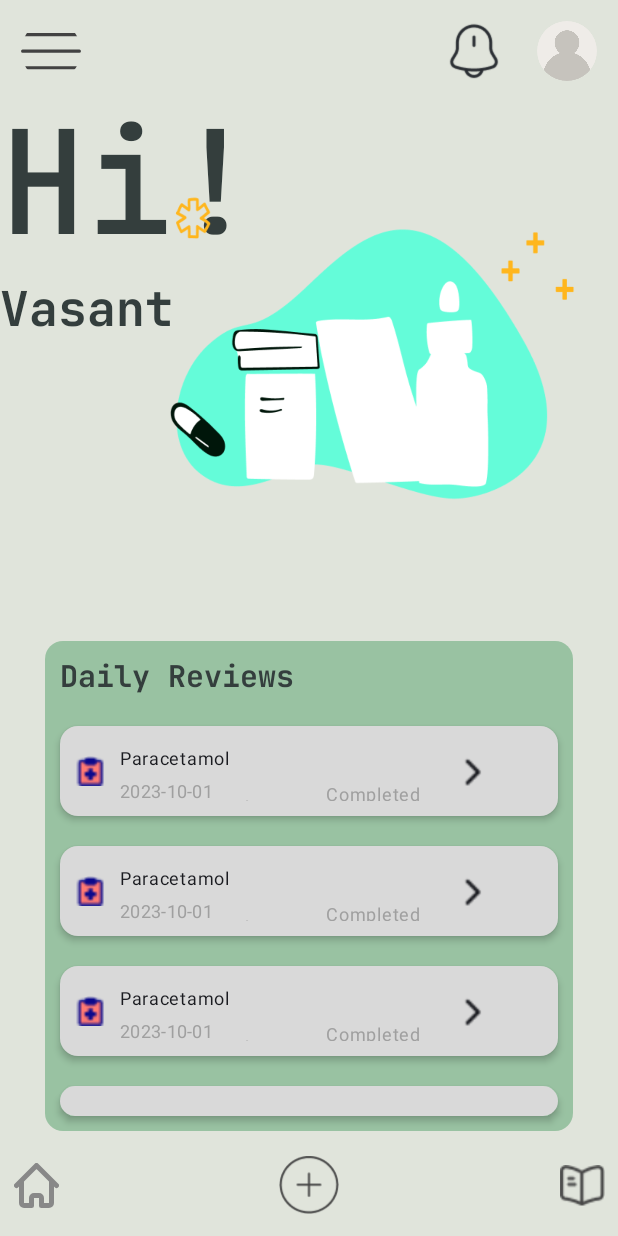
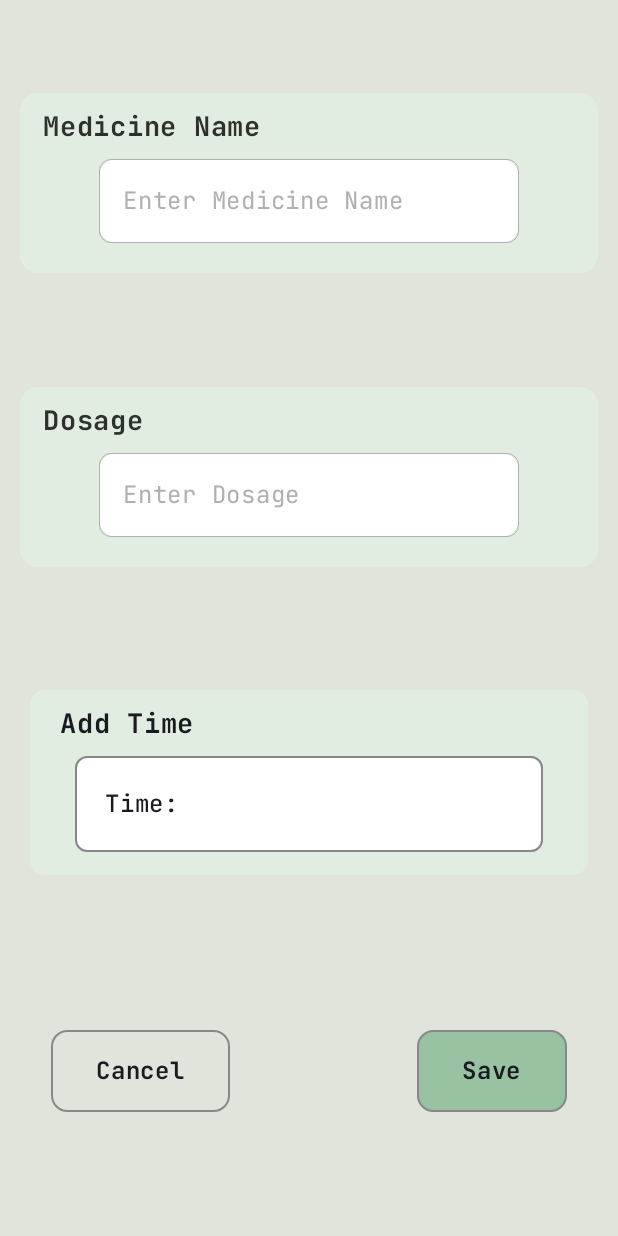
Before and after one commit to Vasant-rawat/DoseFlow, an Android app built with Jetpack Compose: the screen it shows after launch (MainActivity), on a phone screen of 412 x 824 dp. Run offline under Robolectric (Android 15) with nearby library versions, the phone set to English and light mode, and no system bars.

Commit message:
feat: add AddMedsScreen with time picker and input fields

```diff
--- a/app/src/main/java/com/vasant/pillpal/MainActivity.kt
+++ b/app/src/main/java/com/vasant/pillpal/MainActivity.kt
@@ -11,6 +11,8 @@ import androidx.compose.material3.Text
 import androidx.compose.runtime.Composable
 import androidx.compose.ui.Modifier
 import androidx.compose.ui.tooling.preview.Preview
+import com.vasant.pillpal.ui.screens.AddMedsScreen
+import com.vasant.pillpal.ui.screens.AddMedsScreenPill
 import com.vasant.pillpal.ui.screens.HomeScreen
 import com.vasant.pillpal.ui.theme.PillPalTheme
 
@@ -20,7 +22,7 @@ class MainActivity : ComponentActivity() {
         enableEdgeToEdge()
         setContent {
             PillPalTheme {
-                HomeScreen()
+                AddMedsScreen()
                 }
             }
         }
--- /dev/null
+++ b/app/src/main/java/com/vasant/pillpal/ui/screens/AddMedsScreen.kt
@@ -0,0 +1,260 @@
+package com.vasant.pillpal.ui.screens
+
+import android.icu.util.Calendar
+import androidx.compose.foundation.background
+import androidx.compose.foundation.border
+import androidx.compose.foundation.clickable
+import androidx.compose.foundation.layout.Arrangement
+import androidx.compose.foundation.layout.Box
+import androidx.compose.foundation.layout.Column
+import androidx.compose.foundation.layout.IntrinsicSize
+import androidx.compose.foundation.layout.Row
+import androidx.compose.foundation.layout.Spacer
+import androidx.compose.foundation.layout.fillMaxSize
+import androidx.compose.foundation.layout.fillMaxWidth
+import androidx.compose.foundation.layout.padding
+import androidx.compose.foundation.layout.width
+import androidx.compose.foundation.shape.RoundedCornerShape
+import androidx.compose.material3.Card
+import androidx.compose.material3.CardDefaults
+import androidx.compose.material3.ExperimentalMaterial3Api
+import androidx.compose.material3.MaterialTheme
+import androidx.compose.material3.Scaffold
+import androidx.compose.material3.Surface
+import androidx.compose.material3.Text
+import androidx.compose.material3.TextButton
+import androidx.compose.material3.TextField
+import androidx.compose.material3.TextFieldDefaults
+import androidx.compose.material3.TimePicker
+import androidx.compose.material3.rememberTimePickerState
+import androidx.compose.runtime.Composable
+import androidx.compose.runtime.getValue
+import androidx.compose.runtime.mutableStateOf
+import androidx.compose.runtime.remember
+import androidx.compose.runtime.setValue
+import androidx.compose.ui.Alignment
+import androidx.compose.ui.Modifier
+import androidx.compose.ui.draw.clip
+import androidx.compose.ui.graphics.Color
+import androidx.compose.ui.text.font.FontWeight
+import androidx.compose.ui.tooling.preview.Preview
+import androidx.compose.ui.unit.dp
+import androidx.compose.ui.unit.sp
+import androidx.compose.ui.window.Dialog
+import com.vasant.pillpal.ui.theme.BackgroundColor
+import com.vasant.pillpal.ui.theme.SecondaryContainerColor
+import com.vasant.pillpal.ui.theme.jetbrainFamily
+import com.vasant.pillpal.ui.theme.pillColor
+
+@Preview
+@Composable
+fun AddMedsScreen() {
+    Scaffold { paddingValues ->
+        Column(
+            modifier = Modifier
+                .padding(paddingValues)
+                .background(BackgroundColor)
+                .fillMaxSize(),
+            verticalArrangement = Arrangement.SpaceEvenly
+        ) {
+            AddMedsScreenPill(title = "Medicine Name")
+            AddMedsScreenPill(title = "Dosage")
+            AddTimePill()
+            Row {
+                CustomButton(title = "Cancel", onClick = {}, Color.Transparent)
+                Spacer(modifier = Modifier.weight(1f))
+                CustomButton(title = "Save", onClick = {}, SecondaryContainerColor)
+            }
+        }
+    }
+}
+
+@Composable
+fun AddTimePill(
+) {
+    var showTimePicker by remember { mutableStateOf(false) }
+    var Time by remember { mutableStateOf(" ") }
+    Box(
+        modifier = Modifier
+            .padding(20.dp)
+            .clip(RoundedCornerShape(10.dp))
+            .fillMaxWidth()
+            .background(pillColor)
+            .clickable(
+                onClick = { showTimePicker = true }
+            )
+            .background(shape = RoundedCornerShape(13.dp), color = pillColor)) {
+        Column {
+            Text(
+                modifier = Modifier.padding(start = 20.dp, top = 10.dp, bottom = 10.dp),
+                text = "Add Time",
+                fontFamily = jetbrainFamily,
+                fontWeight = FontWeight.Bold,
+                fontSize = 18.sp
+            )
+            Card(
+                modifier = Modifier
+                    .padding(start = 30.dp, end = 30.dp, bottom = 15.dp)
+
+                    .border(
+                        width = 1.dp,
+                        color = Color.Gray,
+                        shape = RoundedCornerShape(8.dp)
+                    )
+            ) {
+                Row(
+                    modifier = Modifier
+                        .background(Color.White)
+                        .padding(10.dp)
+                        .fillMaxWidth()
+                ) {
+                    Text(
+                        text = "Time: $Time",
+                        fontFamily = jetbrainFamily,
+                        fontWeight = FontWeight.Medium,
+                        fontSize = 16.sp,
+                        modifier = Modifier.padding(10.dp),
+                    )
+                }
+            }
+        }
+        if (showTimePicker) {
+            AddTimePickerDialog(
+                onConfirm = { hour, minute ->
+                    Time = String.format("%02d:%02d", hour, minute)
+                    showTimePicker = false
+                },
+                onDisMiss = {
+                    showTimePicker = false
+                }
+            )
+        }
+    }
+}
+
+
+@Composable
+
+fun AddMedsScreenPill(
+    title: String,
+) {
+    var value by remember { mutableStateOf("") }
+    Card(
+        Modifier
+            .fillMaxWidth()
+            .padding(13.dp), colors = CardDefaults.cardColors(
+            containerColor = pillColor
+        )
+    ) {
+        // Show the time picker dialog if Addtime is true
+        Column(modifier = Modifier.padding(bottom = 10.dp)) {
+
+            Row(
+                modifier = Modifier
+                    .padding(start = 15.dp, end = 10.dp, top = 10.dp)
+                    .fillMaxWidth()
+            ) {
+                Text(
+                    text = title,
+                    fontFamily = jetbrainFamily,
+                    modifier = Modifier,
+                    color = Color.Black.copy(alpha = 0.8f),
+                    fontWeight = FontWeight.SemiBold,
+                    fontSize = 18.sp
+                )
+            }
+        }
+        Card(
+            modifier = Modifier
+                .padding(bottom = 20.dp)
+                .border(
+                    width = 0.dp, color = Color(0xFFB0B0B0), shape = RoundedCornerShape(8.dp)
+                )
+                .align(Alignment.CenterHorizontally),
+            colors = CardDefaults.cardColors(containerColor = Color(0xFFF5F7F8))
+        ) {
+            TextField(
+                value,
+                onValueChange = { value = it },
+                textStyle = MaterialTheme.typography.bodyMedium,
+                modifier = Modifier
+                    .background(Color.White),
+                colors = TextFieldDefaults.colors(
+                    focusedIndicatorColor = Color.Transparent,
+                    unfocusedIndicatorColor = Color.Transparent,
+                    focusedContainerColor = Color.Transparent,
+                    unfocusedContainerColor = Color.Transparent,
+                    cursorColor = Color(0xFF000000),
+                    disabledIndicatorColor = Color.Transparent
+                ),
+                placeholder = {
+                    Text(
+                        text = "Enter $title",
+                        fontFamily = jetbrainFamily,
+                        color = Color(0xFFB0B0B0)
+                    )
+                })
+        }
+    }
+}
+
+
+@OptIn(ExperimentalMaterial3Api::class)
+@Composable
+fun AddTimePickerDialog(
+    onConfirm: (hour: Int, minute: Int) -> Unit = { _, _ -> },
+    onDisMiss: () -> Unit,
+) {
+    val currentTime = Calendar.getInstance()
+    val pickerState = rememberTimePickerState(
+        initialHour = currentTime.get(Calendar.HOUR_OF_DAY),
+        initialMinute = currentTime.get(Calendar.MINUTE),
+        is24Hour = false
+    )
+    Dialog(onDismissRequest = { onDisMiss() }) {
+        Surface(shape = MaterialTheme.shapes.extraLarge, tonalElevation = 10.dp) {
+            Column {
+                TimePicker(state = pickerState)
+                Row(
+                    modifier = Modifier
+                        .width(IntrinsicSize.Min)
+                        .fillMaxWidth(),
+                    verticalAlignment = Alignment.CenterVertically
+                ) {
+                    TextButton(onClick = { onDisMiss() }) { Text("Cancel") }
+                    Spacer(modifier = Modifier.weight(1f))
+                    TextButton(onClick = {
+                        onConfirm(
+                            pickerState.hour, pickerState.minute
+                        )
+                    }) { Text("OK") }
+                }
+
+            }
+        }
+    }
+}
+
+
+@Composable
+fun CustomButton(title: String, onClick: () -> Unit, color: Color) {
+    Card(
+        modifier = Modifier
+            .padding(34.dp)
+            .border(
+                width = 1.dp, shape = RoundedCornerShape(11.dp), color = Color.Gray
+            )
+            .clickable {
+                onClick()
+            }, colors = CardDefaults.cardColors(containerColor = color)
+    ) {
+        Text(
+            text = title,
+            fontFamily = jetbrainFamily,
+            fontWeight = FontWeight.W600,
+            fontSize = 16.sp,
+            modifier = Modifier.padding(start = 30.dp, end = 30.dp, top = 15.dp, bottom = 15.dp)
+        )
+
+    }
+}
--- a/app/src/main/java/com/vasant/pillpal/ui/theme/Color.kt
+++ b/app/src/main/java/com/vasant/pillpal/ui/theme/Color.kt
@@ -16,3 +16,4 @@ val Pink40 = Color(0xFF7D5260)
 val BackgroundColor= Color(0xFFE0E4DB)
 val SecondaryContainerColor = Color(0xFF99C2A2)
 val fontColor =Color(0xFF343E3D)
+val pillColor =Color(0xFFE1EDE1)
```
Also changed, not shown: 4 other files.
